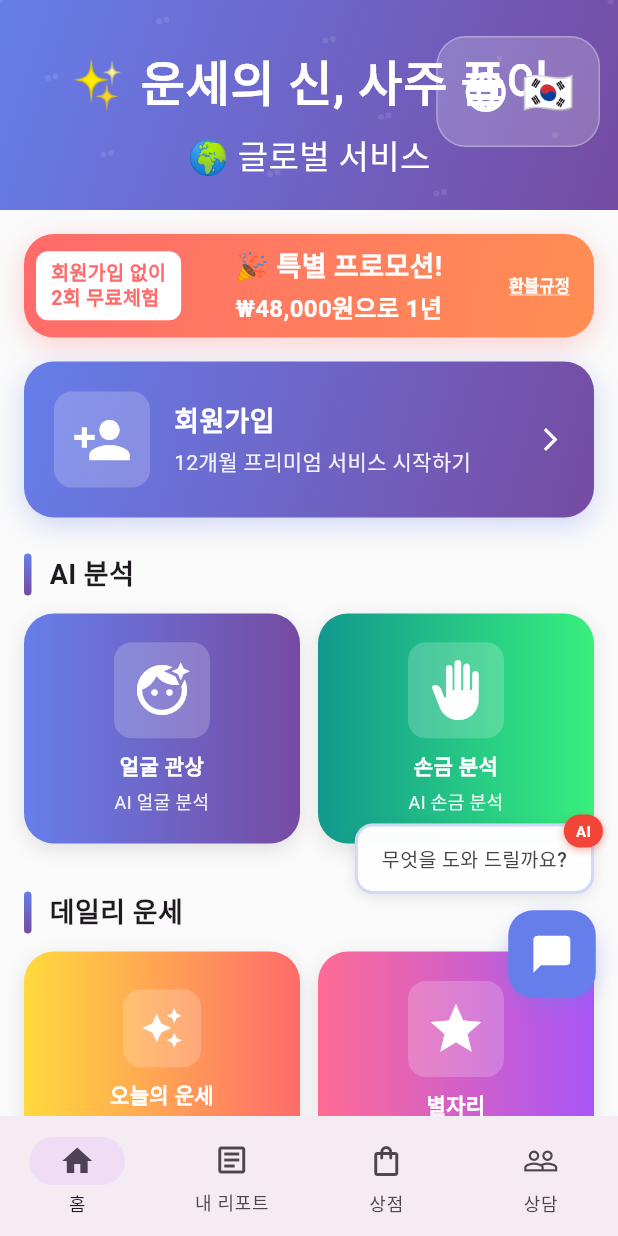
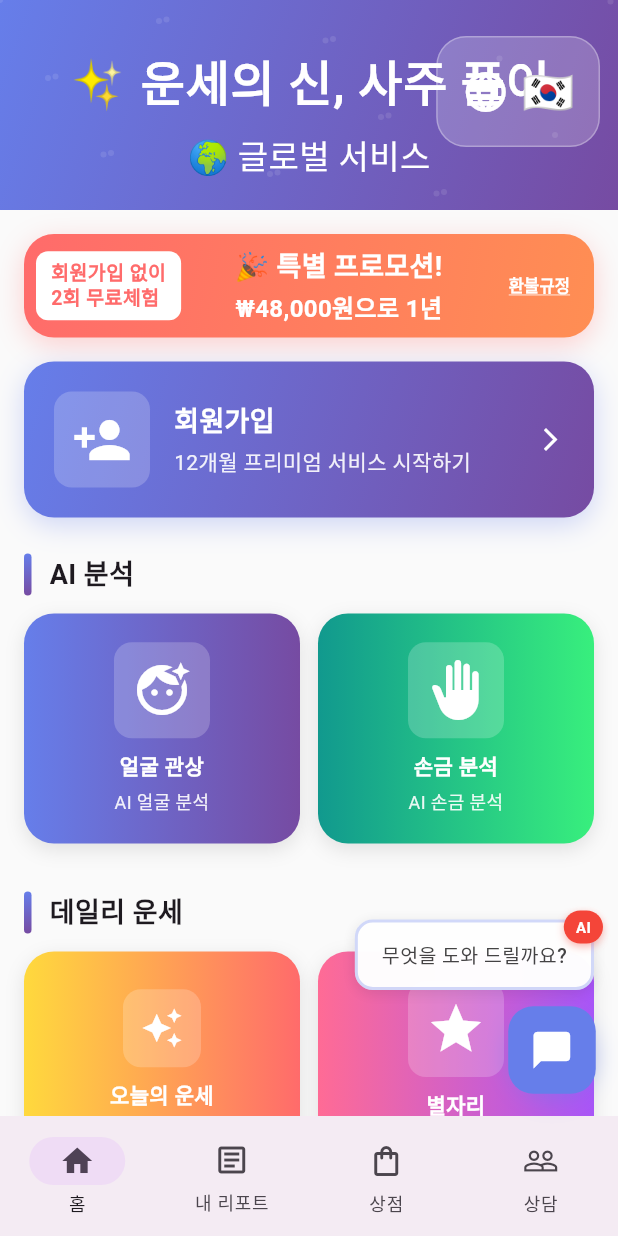
Before and after one commit to langsb16-collab/life82, a Flutter app: the screen it shows after launch, on a phone screen of 412 x 824 dp. Run offline on Flutter 3.47's test engine with Material 3 defaults, Android fonts, the light colour scheme and no system bars; our stand-ins replace hive_flutter, image_picker, shared_preferences; accounts and stored records are empty.

Commit message:
챗봇 버튼 표시 문제 해결
문제: Stack 위젯으로 인한 챗봇 버튼 미표시
해결: floatingActionButton 속성으로 변경
결과: 모든 화면에서 챗봇 버튼 정상 표시

```diff
--- a/lib/screens/home_screen.dart
+++ b/lib/screens/home_screen.dart
@@ -44,17 +44,9 @@ class _HomeScreenState extends State<HomeScreen> {
     ];
 
     return Scaffold(
-      body: Stack(
-        children: [
-          screens[_selectedIndex],
-          // Chatbot Button with Tooltip Bubble
-          Positioned(
-            right: 16,
-            bottom: 80,
-            child: _ChatbotFloatingButton(onTap: () => _showChatbot(context)),
-          ),
-        ],
-      ),
+      body: screens[_selectedIndex],
+      floatingActionButton: _ChatbotFloatingButton(onTap: () => _showChatbot(context)),
+      floatingActionButtonLocation: FloatingActionButtonLocation.endFloat,
       bottomNavigationBar: NavigationBar(
         selectedIndex: _selectedIndex,
         onDestinationSelected: (index) {
```
Also changed, not shown: docs/assets/fonts/MaterialIcons-Regular.otf, 3 other files.
